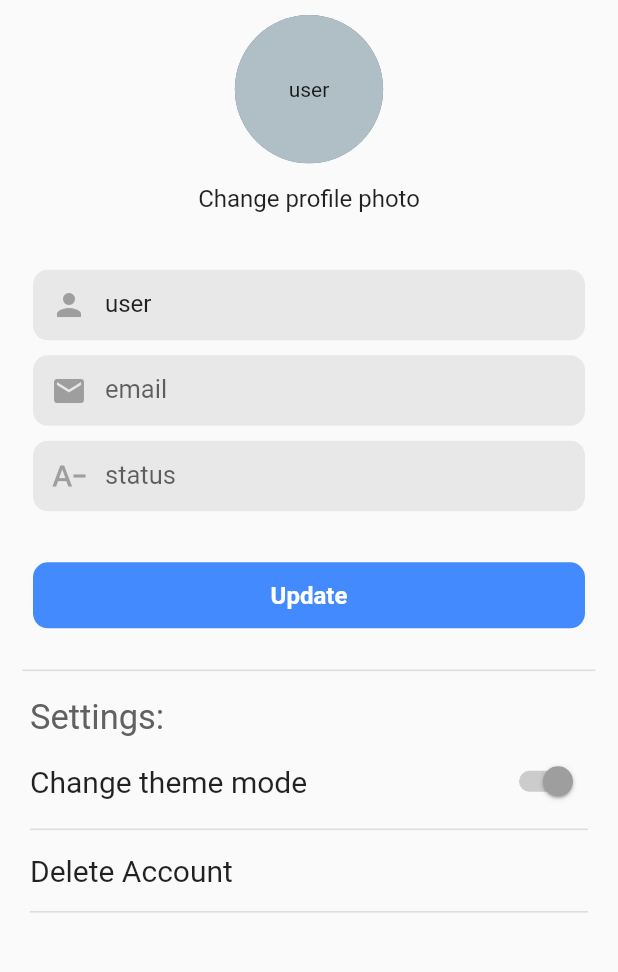
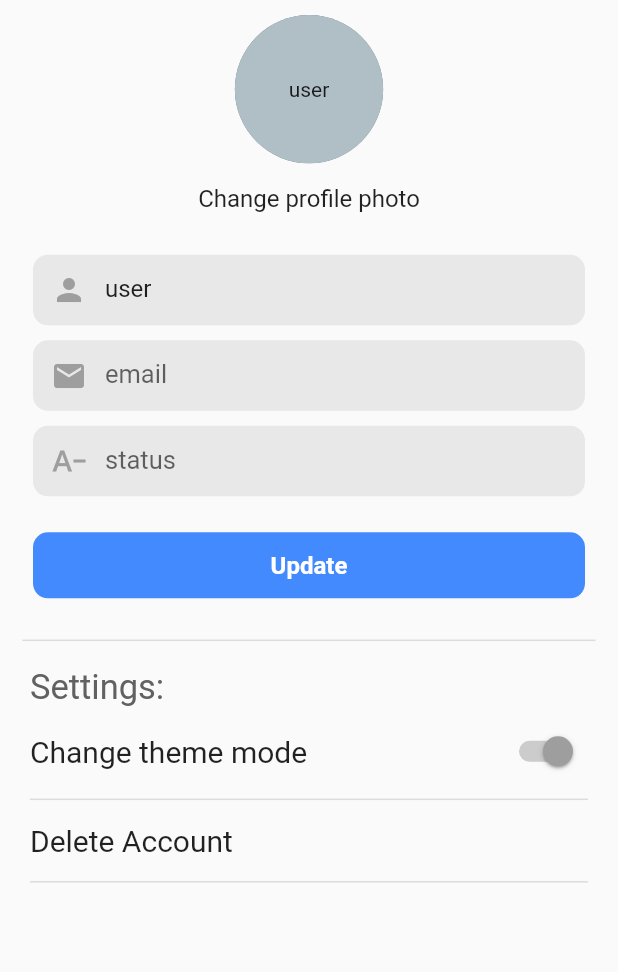
Before and after one commit to prossion/Flutter-Chat-App, a Flutter app: the ProfilePage screen opened directly with empty values, on a phone screen of 412 x 824 dp, the part 84-1056 px from its top. Run offline on Flutter 3.47's test engine with Material 2 defaults, Android fonts, the phone set to English and light mode, and no system bars; drawn by our look-alikes of cached_network_image; our stand-ins replace bloc_concurrency, bubble, cloud_firestore, delayed_display, email_validator, equatable and 11 more; accounts and stored records are empty; network calls fail.

```diff
--- a/lib/futures/data/datasources/remote/firebase_remote_data_source.dart
+++ b/lib/futures/data/datasources/remote/firebase_remote_data_source.dart
@@ -1,8 +1,6 @@
 import 'package:flutter_social_app/futures/domain/entites/entites.dart';
 
 abstract class FirebaseRemoteDataSource {
-  Future<void> verifyPhoneNumber(String phoneNumber);
-
   Future<void> getCreateCurrentUser(UserEntity user);
 
   Future<void> getCreateGroup(GroupEntity groupEntity);
@@ -12,8 +10,6 @@ abstract class FirebaseRemoteDataSource {
   Future<void> updateGroup(GroupEntity groupEntity);
 
   Stream<List<GroupEntity>> getGroups();
-
-  Future<void> signInWithPhoneNumber(String pinCode);
 
   Future<void> forgotPassword(String email);
 
--- a/lib/futures/presentation/bloc/user/user_bloc.dart
+++ b/lib/futures/presentation/bloc/user/user_bloc.dart
@@ -6,7 +6,6 @@ import 'package:flutter_social_app/futures/domain/usecases/delete_user_usecase.d
 import 'package:flutter_social_app/futures/domain/usecases/get_all_users_usecase.dart';
 import 'package:flutter_social_app/futures/domain/usecases/get_update_user_usecase.dart';
 
-import 'package:bloc_concurrency/bloc_concurrency.dart' as bloc_concurrency;
 import 'package:freezed_annotation/freezed_annotation.dart';
 
 part 'user_bloc.freezed.dart';
--- a/lib/futures/presentation/pages/profile_page.dart
+++ b/lib/futures/presentation/pages/profile_page.dart
@@ -163,7 +163,9 @@ class _ProfilePageState extends State<ProfilePage> {
               onTap: () {
                 getImage();
               },
-              child: Container(
+              child: Column(
+                children: [
+                  Container(
                     width: deviceData.screenHeight! * 0.12,
                     height: deviceData.screenHeight! * 0.12,
                     decoration: const BoxDecoration(
@@ -173,8 +175,9 @@ class _ProfilePageState extends State<ProfilePage> {
                     child: ClipRRect(
                       borderRadius: const BorderRadius.all(Radius.circular(50)),
                       child: profileWidget(
-                      imageUrl: user.photoUrl, image: _image, name: user.name),
-                ),
+                          imageUrl: user.photoUrl,
+                          image: _image,
+                          name: user.name),
                     ),
                   ),
                   const SizedBox(
@@ -184,11 +187,11 @@ class _ProfilePageState extends State<ProfilePage> {
                     'Change profile photo',
                     style: TextStyle(fontSize: 16, fontWeight: FontWeight.w400),
                   ),
+                ],
+              ),
+            ),
             const SizedBox(
               height: 28,
-            ),
-            const SizedBox(
-              height: 10,
             ),
             Container(
               margin: const EdgeInsets.only(left: 22, right: 22),
@@ -268,10 +271,7 @@ class _ProfilePageState extends State<ProfilePage> {
               ),
             ),
             const SizedBox(
-              height: 14,
-            ),
-            const SizedBox(
-              height: 20,
+              height: 24,
             ),
             InkWell(
               onTap: () {
--- a/lib/futures/presentation/pages/registration_page.dart
+++ b/lib/futures/presentation/pages/registration_page.dart
@@ -5,7 +5,6 @@ import 'package:flutter_social_app/common/text_form_field_widget.dart';
 import 'package:flutter_social_app/config/app_theme.dart';
 import 'package:flutter_social_app/futures/domain/entites/entites.dart';
 import 'package:flutter_social_app/futures/presentation/bloc/bloc.dart';
-import 'package:flutter_social_app/futures/presentation/pages/home_page.dart';
 import 'package:flutter_social_app/futures/presentation/pages/login_page.dart';
 
 class RegistrationPage extends StatefulWidget {
--- a/lib/futures/presentation/widgets/reply_message_widget.dart
+++ b/lib/futures/presentation/widgets/reply_message_widget.dart
@@ -36,10 +36,10 @@ class ReplyMessageWidget extends StatelessWidget {
                 children: [
                   Row(
                     children: [
-                      const Expanded(
+                      Expanded(
                         child: Text(
-                          'User',
-                          style: TextStyle(
+                          name,
+                          style: const TextStyle(
                             fontWeight: FontWeight.bold,
                             // color: Colors.white,
                           ),
```
Also changed, not shown: lib/futures/data/datasources/remote/firebase_remote_data_source_impl.dart (+0 -46 lines), lib/futures/presentation/widgets/messages_list_widget.dart (+7 -1 lines). Lines whose indentation alone changed are shown as unchanged.
